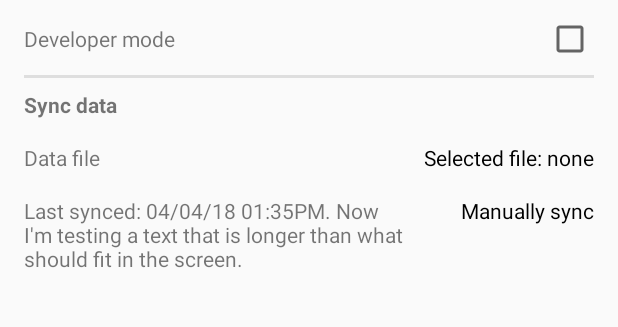
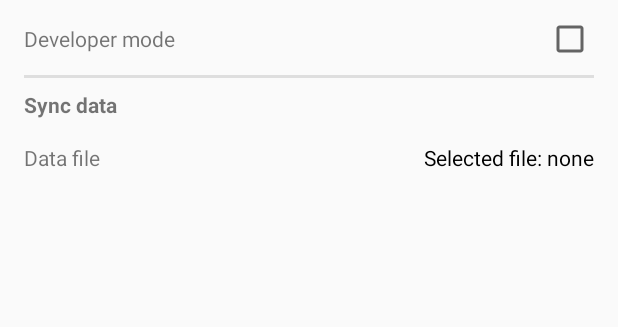
Before and after one commit to qphamhuy/SlotBits, an Android app: the SettingsActivity screen opened directly, with no data from a screen before it, on a phone screen of 412 x 824 dp, the part 84-411 px from its top. Run offline under Robolectric (Android 15) with nearby library versions, the phone set to English and light mode, and no system bars; our stand-ins replace Room's generated code; libraries missing offline, so code that uses them is left out: net.danlew.android.

Commit message:
Remove manual syncing in settings

```diff
--- a/app/src/main/res/layout/settings.xml
+++ b/app/src/main/res/layout/settings.xml
@@ -75,26 +75,26 @@
 
             </RelativeLayout>
 
-            <RelativeLayout
-                android:layout_width="match_parent"
-                android:layout_height="wrap_content">
+            <!--<RelativeLayout-->
+                <!--android:layout_width="match_parent"-->
+                <!--android:layout_height="wrap_content">-->
 
-                <TextView
-                    android:id="@+id/settings_manual_sync_label"
-                    android:layout_width="wrap_content"
-                    android:layout_height="wrap_content"
-                    android:layout_alignParentStart="true"
-                    android:layout_toStartOf="@id/settings_manual_sync_button"
-                    android:text="Last synced: 04/04/18 01:35PM. Now I'm testing a text that is longer than what should fit in the screen." />
+                <!--<TextView-->
+                    <!--android:id="@+id/settings_manual_sync_label"-->
+                    <!--android:layout_width="wrap_content"-->
+                    <!--android:layout_height="wrap_content"-->
+                    <!--android:layout_alignParentStart="true"-->
+                    <!--android:layout_toStartOf="@id/settings_manual_sync_button"-->
+                    <!--android:text="Last synced: 04/04/18 01:35PM. Now I'm testing a text that is longer than what should fit in the screen." />-->
 
-                <Button
-                    android:id="@+id/settings_manual_sync_button"
-                    style="@style/TimeSlotsTheme.TransparentButton"
-                    android:layout_alignBaseline="@id/settings_manual_sync_label"
-                    android:layout_alignParentEnd="true"
-                    android:layout_marginLeft="@dimen/medium_margin"
-                    android:text="@string/button_manual_sync" />
-            </RelativeLayout>
+                <!--<Button-->
+                    <!--android:id="@+id/settings_manual_sync_button"-->
+                    <!--style="@style/TimeSlotsTheme.TransparentButton"-->
+                    <!--android:layout_alignBaseline="@id/settings_manual_sync_label"-->
+                    <!--android:layout_alignParentEnd="true"-->
+                    <!--android:layout_marginLeft="@dimen/medium_margin"-->
+                    <!--android:text="@string/button_manual_sync" />-->
+            <!--</RelativeLayout>-->
         </LinearLayout>
 
         <!-- Overlay progress bar for loading/writing data file -->
```
